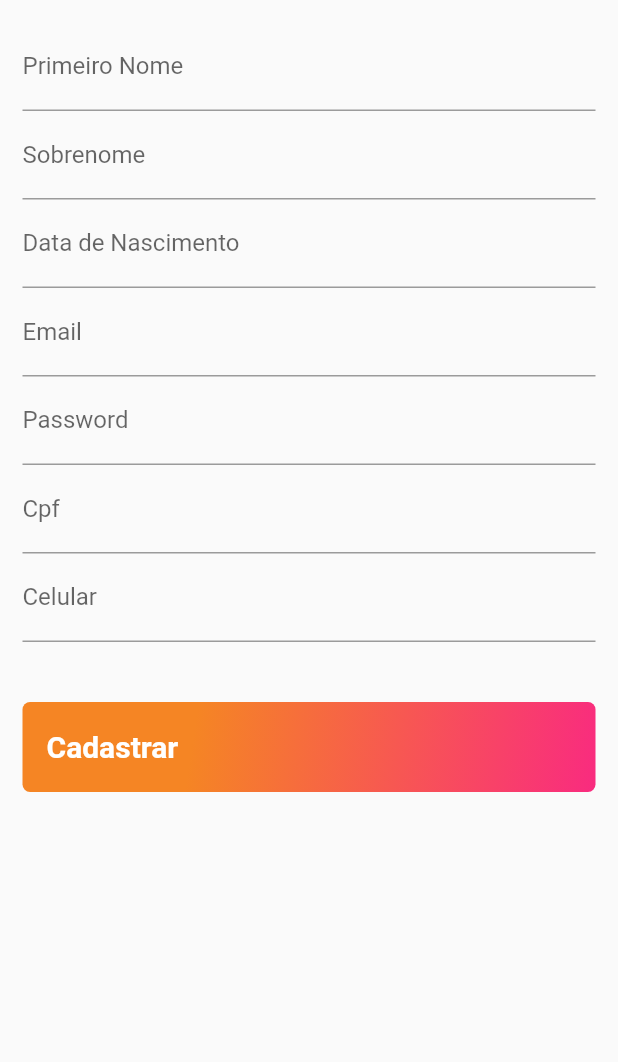
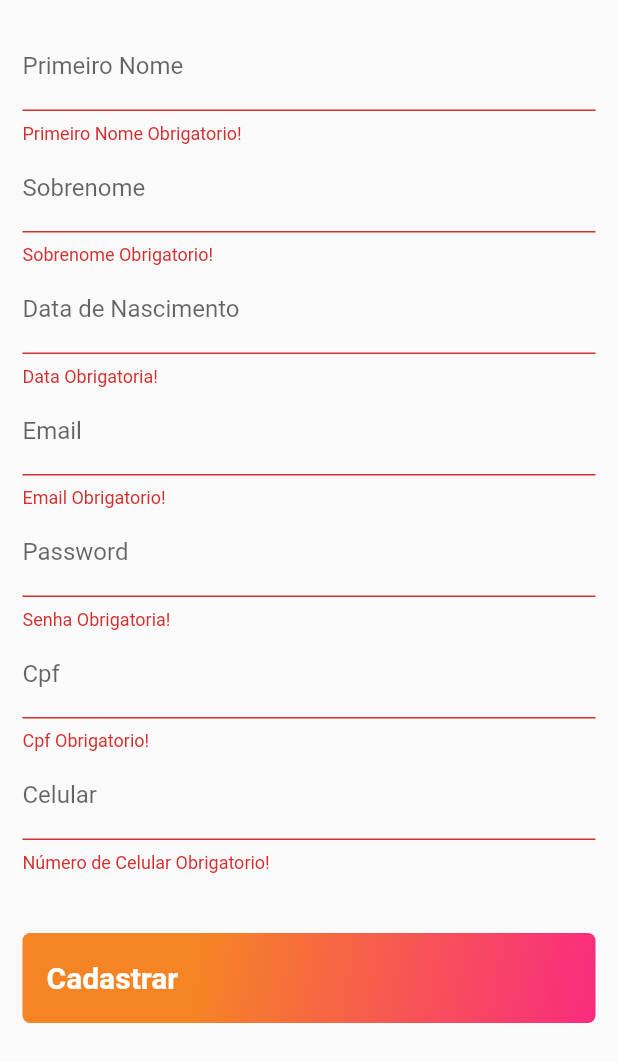
Before and after one commit to firenzery/firenzery_app, a Flutter app: the SignupPage screen opened directly, after a tap on "Cadastrar", on a phone screen of 412 x 824 dp. Shown: the top 1062 px of the screen. Run offline on Flutter 3.47's test engine with Material 2 defaults, Android fonts, the light colour scheme and no system bars; our stand-ins replace brasil_fields, dio, shared_preferences; accounts and stored records are empty.

Commit message:
validacoes na tela de cadastro e de login

```diff
--- a/lib/app/pages/login/login.controller.dart
+++ b/lib/app/pages/login/login.controller.dart
@@ -15,6 +15,9 @@ class LoginController extends LoginPage {
   ValueNotifier<LoginModel> get loginModel => viewModel.loginModel;
 
   login(email, password, context) async {
+    if (!email.contains('@') || !email.contains('.com')) {
+      showAlertDialog(context, 'Email Invalido!', 'Login');
+    } else {
       var response = await viewModel.login(email, password);
 
       if (response.statusCode == 200) {
@@ -33,3 +36,4 @@ class LoginController extends LoginPage {
       }
     }
   }
+}
--- a/lib/app/pages/signup/signup.page.dart
+++ b/lib/app/pages/signup/signup.page.dart
@@ -1,3 +1,4 @@
+import 'package:brasil_fields/brasil_fields.dart';
 import 'package:firenzery/app/models/user.model.dart';
 import 'package:firenzery/app/pages/signup/signup.controller.dart';
 import 'package:firenzery/app/services/remote/client_http.service.dart';
@@ -5,6 +6,7 @@ import 'package:firenzery/app/services/remote/user.service.dart';
 import 'package:firenzery/app/viewmodels/user.viewmodel.dart';
 import 'package:flutter/material.dart';
 import 'package:flutter/services.dart';
+import 'package:intl/intl.dart';
 
 class SignupPage extends StatefulWidget {
   const SignupPage({Key? key}) : super(key: key);
@@ -17,9 +19,27 @@ class _MyWidgetState extends State<SignupPage> {
   final controller =
       SignUpController(UserViewModel(UserService(ClientHttpSevice())));
 
+  final GlobalKey<FormState> _formKey = GlobalKey<FormState>();
+
   final DateTime today = DateTime.now();
 
   final TextEditingController _dateNascController = TextEditingController();
+
+  final numberSingle = RegExp(r'[^\d]+');
+
+  bool overAgeWorker(String birthDateWorker, int ageMin) {
+    String datePattern = "dd/MM/yyyy";
+
+    DateTime birthDate = DateFormat(datePattern).parse(birthDateWorker);
+    DateTime today = DateTime.now();
+
+    int yearDiff = today.year - birthDate.year;
+    int monthDiff = today.month - birthDate.month;
+    int dayDiff = today.day - birthDate.day;
+
+    return yearDiff > ageMin ||
+        yearDiff == ageMin && monthDiff >= 0 && dayDiff >= 0;
+  }
 
   UserModel user = UserModel(
       idClient: null,
@@ -36,96 +56,152 @@ class _MyWidgetState extends State<SignupPage> {
   @override
   Widget build(BuildContext context) {
     return Scaffold(
-      body: Padding(
+      body: Form(
+        key: _formKey,
+        child: Padding(
           padding: const EdgeInsets.all(15),
-        child: Form(
           child: Column(children: [
             TextFormField(
               decoration: const InputDecoration(labelText: 'Primeiro Nome'),
               validator: (value) {
-                if (value == null || value.isEmpty) {}
+                if (value == null || value.isEmpty) {
+                  return 'Primeiro Nome Obrigatorio!';
+                } else {
                   return null;
+                }
               },
               onChanged: (value) {
                 user.firstName = value;
+                if (!_formKey.currentState!.validate()) {
+                  return;
+                }
               },
             ),
             TextFormField(
               decoration: const InputDecoration(labelText: 'Sobrenome'),
               validator: (value) {
-                if (value == null || value.isEmpty) {}
+                if (value == null || value.isEmpty) {
+                  return 'Sobrenome Obrigatorio!';
+                } else {
                   return null;
+                }
               },
               onChanged: (value) {
                 user.surname = value;
+                if (!_formKey.currentState!.validate()) {
+                  return;
+                }
               },
             ),
             TextFormField(
                 controller: _dateNascController,
+                keyboardType: TextInputType.number,
                 decoration:
                     const InputDecoration(labelText: 'Data de Nascimento'),
-              enableInteractiveSelection: false,
+                inputFormatters: <TextInputFormatter>[
+                  FilteringTextInputFormatter.digitsOnly,
+                  DataInputFormatter()
+                ],
                 validator: (value) {
-                if (value == null || value.isEmpty) {}
+                  if (value == null || value.isEmpty) {
+                    return 'Data Obrigatoria!';
+                  } else if (_dateNascController.text.length != 10) {
+                    return 'Data Invalida!';
+                  } else if (!overAgeWorker(_dateNascController.text, 16)) {
+                    return 'Idade minima de 16';
+                  }
+
                   return null;
                 },
-              onTap: () => showDatePicker(
-                      context: context,
-                      initialDate: today,
-                      firstDate: DateTime(1970),
-                      lastDate: today)
-                  .then((date) => {
-                        _dateNascController.text = date.toString(),
-                        user.dateNasc = date.toString()
+                onChanged: (value) {
+                  user.dateNasc = value;
+                  if (!_formKey.currentState!.validate()) {
+                    return;
+                  }
                 }),
-            ),
             TextFormField(
               decoration: const InputDecoration(labelText: 'Email'),
               validator: (value) {
-                if (value == null || value.isEmpty) {}
+                if (value == null || value.isEmpty) {
+                  return 'Email Obrigatorio!';
+                } else if (!value.contains("@") || !value.contains(".com")) {
+                  return 'Email Invalido!';
+                } else {
                   return null;
+                }
               },
               onChanged: (value) {
                 user.email = value;
+                if (!_formKey.currentState!.validate()) {
+                  return;
+                }
               },
             ),
             TextFormField(
               decoration: const InputDecoration(labelText: 'Password'),
               obscureText: true,
               validator: (value) {
-                if (value == null || value.isEmpty) {}
+                if (value == null || value.isEmpty) {
+                  return 'Senha Obrigatoria!';
+                } else {
                   return null;
+                }
               },
               onChanged: (value) {
                 user.password = value;
+                if (!_formKey.currentState!.validate()) {
+                  return;
+                }
               },
             ),
             TextFormField(
               decoration: const InputDecoration(labelText: 'Cpf'),
               keyboardType: TextInputType.number,
               inputFormatters: <TextInputFormatter>[
-                FilteringTextInputFormatter.digitsOnly
+                FilteringTextInputFormatter.digitsOnly,
+                CpfInputFormatter()
               ],
               validator: (value) {
-                if (value == null || value.isEmpty) {}
+                if (value == null || value.isEmpty) {
+                  return 'Cpf Obrigatorio!';
+                } else if (value.length != 14) {
+                  return 'Cpf Invalido';
+                } else {
                   return null;
+                }
               },
               onChanged: (value) {
-                user.cpf = int.parse(value);
+                String data = value.replaceAll(numberSingle, '');
+                user.cpf = int.parse(data);
+
+                if (!_formKey.currentState!.validate()) {
+                  return;
+                }
               },
             ),
             TextFormField(
               decoration: const InputDecoration(labelText: 'Celular'),
               keyboardType: TextInputType.number,
               inputFormatters: <TextInputFormatter>[
-                FilteringTextInputFormatter.digitsOnly
+                FilteringTextInputFormatter.digitsOnly,
+                TelefoneInputFormatter()
               ],
               validator: (value) {
-                if (value == null || value.isEmpty) {}
+                if (value == null || value.isEmpty) {
+                  return 'Número de Celular Obrigatorio!';
+                } else if (value.length != 15) {
+                  return 'Numero de Celular Invalido';
+                } else {
                   return null;
+                }
               },
               onChanged: (value) {
-                user.nrPhone = int.parse(value);
+                String data = value.replaceAll(numberSingle, '');
+                user.nrPhone = int.parse(data);
+
+                if (!_formKey.currentState!.validate()) {
+                  return;
+                }
               },
             ),
             const SizedBox(
@@ -165,7 +241,11 @@ class _MyWidgetState extends State<SignupPage> {
                   ],
                 ),
                 onPressed: () {
+                  if (!_formKey.currentState!.validate()) {
+                    return;
+                  } else {
                     controller.register(context, user);
+                  }
                 },
               )),
             ),
--- a/lib/app/services/remote/user.service.dart
+++ b/lib/app/services/remote/user.service.dart
@@ -4,18 +4,19 @@ import 'package:firenzery/app/models/user.model.dart';
 
 class UserService implements IUser {
   final IClientHttp client;
+  final String url = "http://192.168.100.11:8080";
 
   UserService(this.client);
 
   @override
   Future getUser(int id) async {
-    return await client.get("http://172.22.128.1:8080/client/$id");
+    return await client.get("${url}/client/$id");
   }
 
   @override
   Future login(String email, String password) async {
-    return await client.post("http://172.22.128.1:8080/client/login",
-        {"email": email, "password": password});
+    return await client
+        .post("${url}/client/login", {"email": email, "password": password});
   }
 
   @override
@@ -30,6 +31,10 @@ class UserService implements IUser {
       "nrPhone": user.nrPhone
     };
 
-    return await client.post("http://172.22.128.1:8080/client", json);
+    try {
+      return await client.post("${url}/client", json);
+    } catch (error) {
+      return error;
+    }
   }
 }
--- a/pubspec.yaml
+++ b/pubspec.yaml
@@ -38,6 +38,8 @@ dependencies:
   dio: ^4.0.6
   flutter_modular: ^5.0.2
   flutter_svg: ^1.0.3
+  intl: ^0.17.0
+  brasil_fields: ^1.4.4
 
 dev_dependencies:
   flutter_test:
```
Also changed, not shown: lib/app/pages/login/login.page.dart (+8 -0 lines), lib/app/pages/signup/signup.controller.dart (+4 -11 lines), lib/app/viewmodels/user.viewmodel.dart (+7 -3 lines), pubspec.lock, 3 other files. Lines whose indentation alone changed are shown as unchanged.
